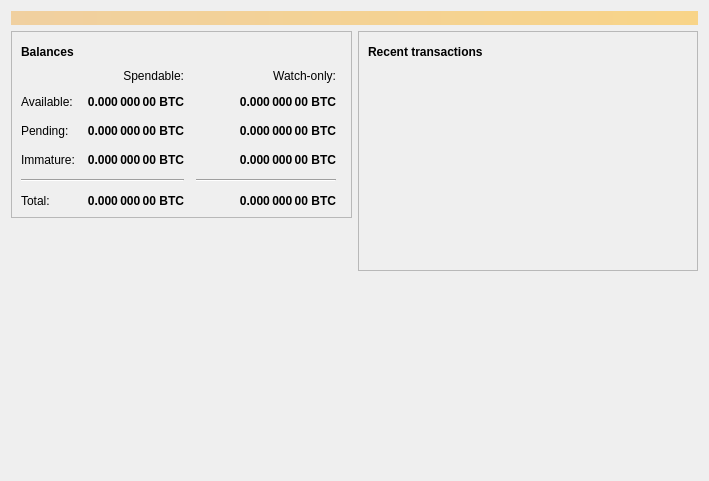
Qt form src/qt/forms/overviewpage.ui (wonko433/blackcoin-more) before a commit.
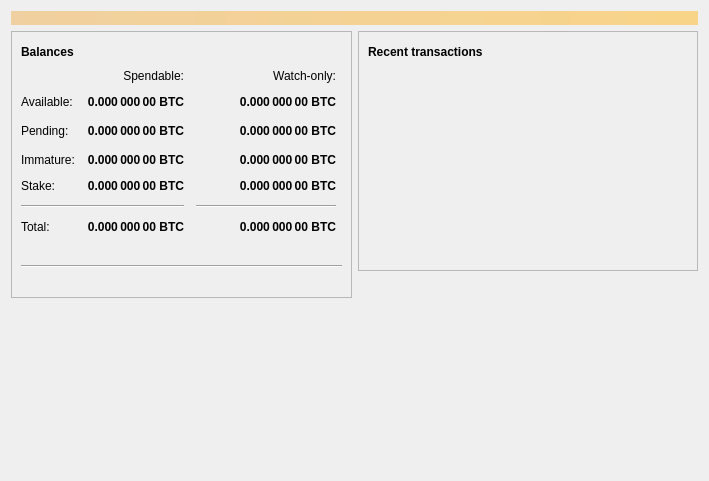
The same form after that commit. Icons and pictures are not drawn.

Patch:
```diff
--- a/src/qt/forms/overviewpage.ui
+++ b/src/qt/forms/overviewpage.ui
@@ -189,14 +189,14 @@
               </property>
              </widget>
             </item>
-            <item row="4" column="0" colspan="2">
+            <item row="5" column="0" colspan="2">
              <widget class="Line" name="line">
               <property name="orientation">
                <enum>Qt::Horizontal</enum>
               </property>
              </widget>
             </item>
-            <item row="4" column="2">
+            <item row="5" column="2">
              <widget class="Line" name="lineWatchBalance">
               <property name="sizePolicy">
                <sizepolicy hsizetype="Preferred" vsizetype="Fixed">
@@ -215,7 +215,7 @@
               </property>
              </widget>
             </item>
-            <item row="5" column="0">
+            <item row="6" column="0">
              <widget class="QLabel" name="labelTotalText">
               <property name="text">
                <string>Total:</string>
@@ -267,7 +267,7 @@
               </property>
              </widget>
             </item>
-            <item row="5" column="1">
+            <item row="6" column="1">
              <widget class="QLabel" name="labelTotal">
               <property name="font">
                <font>
@@ -292,7 +292,7 @@
               </property>
              </widget>
             </item>
-            <item row="5" column="2">
+            <item row="6" column="2">
              <widget class="QLabel" name="labelWatchTotal">
               <property name="font">
                <font>
@@ -400,6 +400,111 @@
                <set>Qt::AlignRight|Qt::AlignTrailing|Qt::AlignVCenter</set>
               </property>
              </widget>
+            </item>
+            <item row="4" column="0">
+             <widget class="QLabel" name="labelStakeText">
+              <property name="text">
+               <string>Stake:</string>
+              </property>
+             </widget>
+            </item>
+            <item row="4" column="1">
+             <widget class="QLabel" name="labelStake">
+              <property name="font">
+               <font>
+                <weight>75</weight>
+                <bold>true</bold>
+               </font>
+              </property>
+              <property name="text">
+               <string>0.000 000 00 BTC</string>
+              </property>
+              <property name="alignment">
+               <set>Qt::AlignRight|Qt::AlignTrailing|Qt::AlignVCenter</set>
+              </property>
+              <property name="textInteractionFlags">
+               <set>Qt::LinksAccessibleByMouse|Qt::TextSelectableByKeyboard|Qt::TextSelectableByMouse</set>
+              </property>
+             </widget>
+            </item>
+            <item row="4" column="2">
+             <widget class="QLabel" name="labelWatchStake">
+              <property name="font">
+               <font>
+                <weight>75</weight>
+                <bold>true</bold>
+               </font>
+              </property>
+              <property name="text">
+               <string>0.000 000 00 BTC</string>
+              </property>
+              <property name="alignment">
+               <set>Qt::AlignRight|Qt::AlignTrailing|Qt::AlignVCenter</set>
+              </property>
+              <property name="textInteractionFlags">
+               <set>Qt::LinksAccessibleByMouse|Qt::TextSelectableByKeyboard|Qt::TextSelectableByMouse</set>
+              </property>
+             </widget>
+            </item>
+            <item row="2" column="3">
+             <spacer name="horizontalSpacer_2">
+              <property name="orientation">
+               <enum>Qt::Horizontal</enum>
+              </property>
+              <property name="sizeHint" stdset="0">
+               <size>
+                <width>40</width>
+                <height>20</height>
+               </size>
+              </property>
+             </spacer>
+            </item>
+           </layout>
+          </item>
+          <item>
+           <spacer name="verticalSpacer_3">
+            <property name="orientation">
+             <enum>Qt::Vertical</enum>
+            </property>
+            <property name="sizeType">
+             <enum>QSizePolicy::Fixed</enum>
+            </property>
+            <property name="sizeHint" stdset="0">
+             <size>
+              <width>20</width>
+              <height>25</height>
+             </size>
+            </property>
+           </spacer>
+          </item>
+          <item>
+           <widget class="Line" name="line_2">
+            <property name="orientation">
+             <enum>Qt::Horizontal</enum>
+            </property>
+           </widget>
+          </item>
+          <item>
+           <layout class="QVBoxLayout" name="verticalLayout_5">
+            <property name="spacing">
+             <number>12</number>
+            </property>
+           </layout>
+          </item>
+          <item>
+           <layout class="QHBoxLayout" name="horizontalLayout_5">
+            <item>
+             <spacer name="horizontalSpacer_4">
+              <property name="orientation">
+               <enum>Qt::Horizontal</enum>
+              </property>
+              <property name="sizeHint" stdset="0">
+               <size>
+                <width>40</width>
+                <height>20</height>
+               </size>
+              </property>
+             </spacer>
             </item>
            </layout>
           </item>
```
